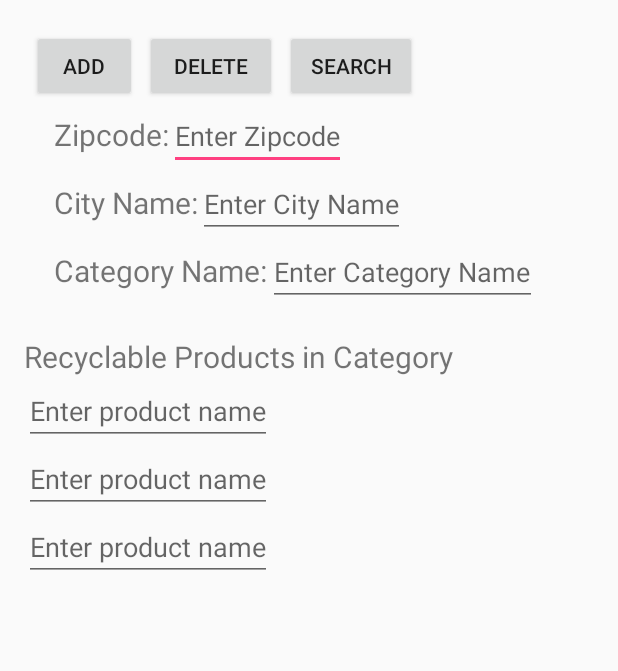
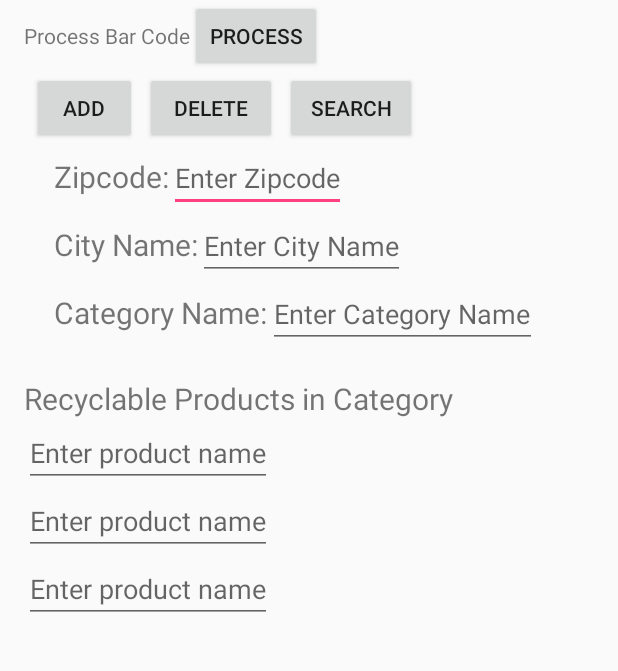
Before and after one commit to stoyerd/ProjectB, an Android app: the screen it shows after launch (MainActivity), on a phone screen of 412 x 824 dp, the part 137-808 px from its top. Run offline under Robolectric (Android 15) with nearby library versions, the phone set to English and light mode, and no system bars; libraries missing offline, so code that uses them is left out: com.google.android.gms.

Commit message:
- moved the linearlayout from scan_barcode.xml to content_main.xml  -Deleted scan_barcode.xml, it is no longer needed.

```diff
--- a/app/build.gradle
+++ b/app/build.gradle
@@ -24,5 +24,8 @@ dependencies {
     testCompile 'junit:junit:4.12'
     compile 'com.android.support:appcompat-v7:23.1.1'
     compile 'com.android.support:design:23.1.1'
-    compile 'com.google.android.gms:play-services:7.8+'
+    compile 'com.google.android.gms:play-services:8.3.0'
+    compile 'com.google.android.gms:play-services-ads:8.3.0'
+    compile 'com.google.android.gms:play-services-identity:8.3.0'
+    compile 'com.google.android.gms:play-services-gcm:8.3.0'
 }
--- a/app/src/main/java/com/android/dan/location/MainActivity.java
+++ b/app/src/main/java/com/android/dan/location/MainActivity.java
@@ -76,6 +76,7 @@ public class MainActivity extends AppCompatActivity implements View.OnClickListe
         deleteButton.setOnClickListener(this);
 
         searchButton = (Button) findViewById(R.id.search_button);
+
         // a button to show the pop up with a list view
         View.OnClickListener handler = new View.OnClickListener(){
             public void onClick(View v) {
--- a/app/src/main/res/layout/content_main.xml
+++ b/app/src/main/res/layout/content_main.xml
@@ -21,10 +21,37 @@
         android:layout_alignParentTop="true"/>
 
     <LinearLayout
-        android:id="@+id/interact_layout"
+        android:id="@+id/process_layout"
+        android:layout_below="@id/main_textview"
         android:layout_width="wrap_content"
         android:layout_height="wrap_content"
-        android:layout_below="@+id/main_textview"
+        android:layout_marginTop="0dp"
+        android:orientation="horizontal">
+
+        <TextView android:text="@string/process"
+            android:layout_width="wrap_content"
+            android:layout_height="wrap_content"
+            android:id="@+id/txtContent"/>
+        <Button
+            android:layout_width="wrap_content"
+            android:layout_height="wrap_content"
+            android:text="Process"
+            android:id="@+id/scanButton"
+            android:layout_alignParentTop="true"
+            android:layout_alignParentStart="true"
+            android:layout_alignParentLeft="true"/>
+        <ImageView
+            android:layout_width="wrap_content"
+            android:layout_height="wrap_content"
+            android:id="@+id/imgview"/>
+    </LinearLayout>
+
+    <LinearLayout
+        android:id="@+id/interact_layout"
+        android:layout_below="@+id/process_layout"
+        android:layout_width="wrap_content"
+        android:layout_height="wrap_content"
+        android:layout_marginTop="0dp"
         android:orientation="horizontal">
         <!-- Set onClickListener to trigger results when pressed -->
 
@@ -32,7 +59,7 @@
             android:id="@+id/add_button"
             android:layout_width="70dp"
             android:layout_height="wrap_content"
-            android:layout_marginTop="20dp"
+            android:layout_marginTop="0dp"
             android:layout_marginLeft="5dp"
             android:text="@string/add_button"/>
 
@@ -40,7 +67,7 @@
             android:id="@+id/delete_button"
             android:layout_width="wrap_content"
             android:layout_height="wrap_content"
-            android:layout_marginTop="20dp"
+            android:layout_marginTop="0dp"
             android:layout_marginLeft="5dp"
             android:text="@string/delete_button"/>
 
@@ -48,7 +75,7 @@
             android:id="@+id/search_button"
             android:layout_width="wrap_content"
             android:layout_height="wrap_content"
-            android:layout_marginTop="20dp"
+            android:layout_marginTop="0dp"
             android:layout_marginLeft="5dp"
             android:text="@string/search_button"/>
 
--- a/app/src/main/res/values/strings.xml
+++ b/app/src/main/res/values/strings.xml
@@ -14,4 +14,5 @@
     <string name="zip_hint">Enter Zipcode</string>
     <string name="product_text">Recyclable Products in Category</string>
     <string name="product_hint">Enter product name</string>
+    <string name="process">Process Bar Code</string>
 </resources>
```
Also changed, not shown: app/src/main/res/layout/scan_barcode.xml (deleted, +0 -37 lines).
